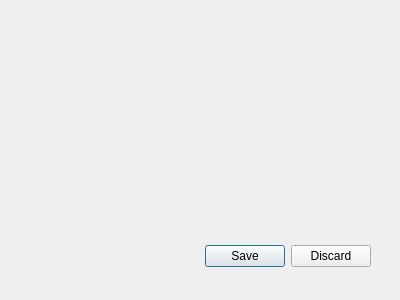
Before: the Qt Designer form Resources/CadastroPessoa.ui in Klubas/Projeto-SOAD, drawn with Qt 5.
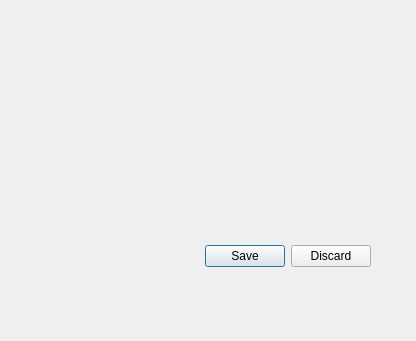
After: the same form once the commit is applied.

```diff
--- a/Resources/CadastroPessoa.ui
+++ b/Resources/CadastroPessoa.ui
@@ -9,8 +9,8 @@
    <rect>
     <x>0</x>
     <y>0</y>
-    <width>400</width>
-    <height>300</height>
+    <width>416</width>
+    <height>341</height>
    </rect>
   </property>
   <property name="focusPolicy">
```
